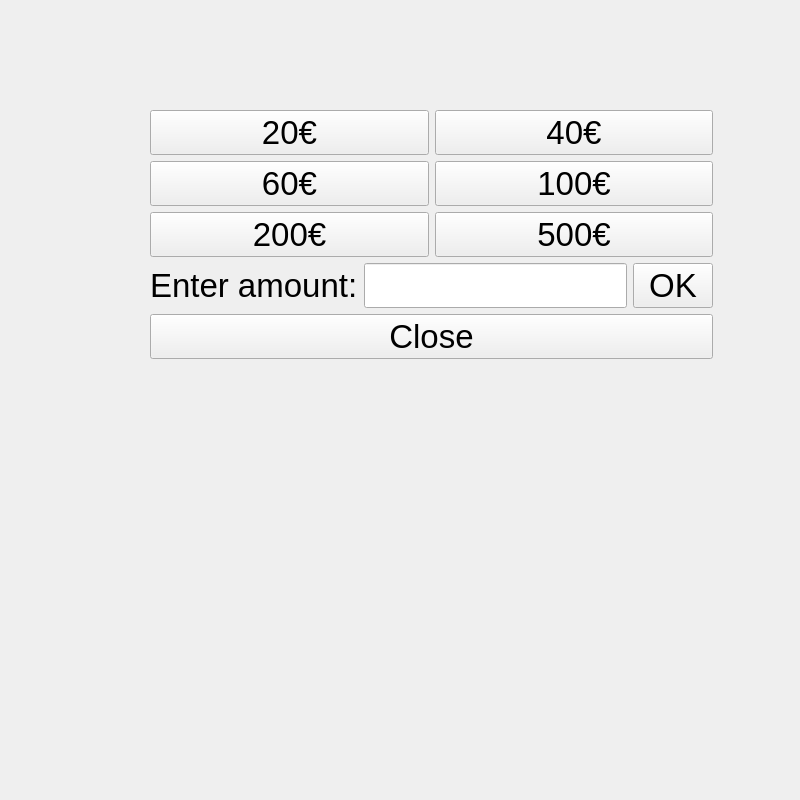
The window that frontend/withdrawalwindow.ui (22kmo-project/group_12) describes before a commit, drawn with Qt 5.
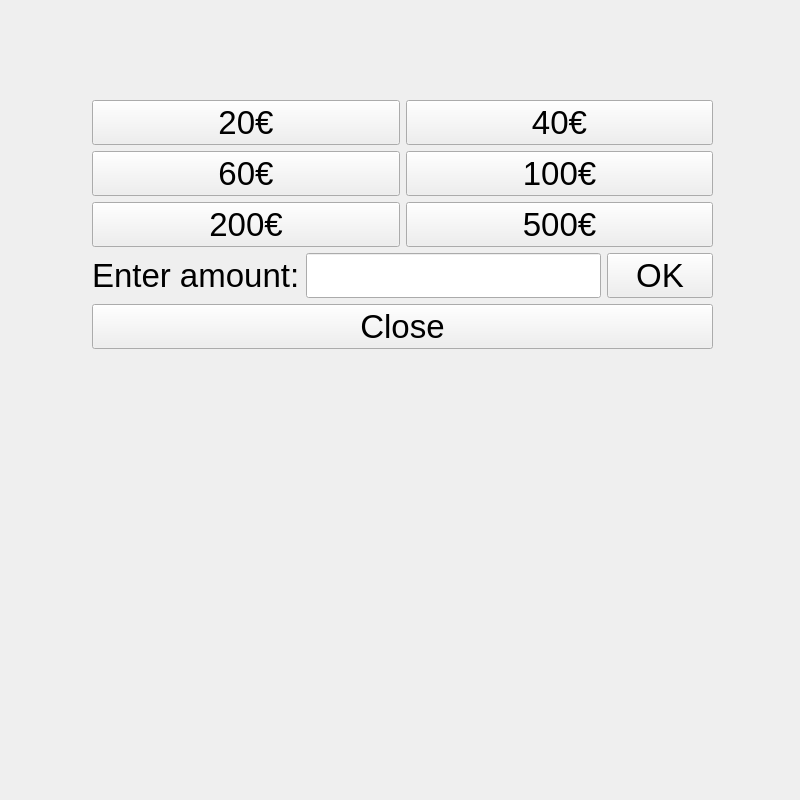
The same window after the commit.

Patch:
```diff
--- a/frontend/withdrawalwindow.ui
+++ b/frontend/withdrawalwindow.ui
@@ -13,13 +13,13 @@
   <property name="windowTitle">
    <string>Form</string>
   </property>
-  <widget class="QWidget" name="">
+  <widget class="QWidget" name="layoutWidget">
    <property name="geometry">
     <rect>
-     <x>150</x>
-     <y>110</y>
-     <width>563</width>
-     <height>371</height>
+     <x>92</x>
+     <y>100</y>
+     <width>621</width>
+     <height>381</height>
     </rect>
    </property>
    <layout class="QGridLayout" name="gridLayout_4">
@@ -174,6 +174,9 @@
       <property name="text">
        <string/>
       </property>
+      <property name="alignment">
+       <set>Qt::AlignCenter</set>
+      </property>
      </widget>
     </item>
    </layout>
```
